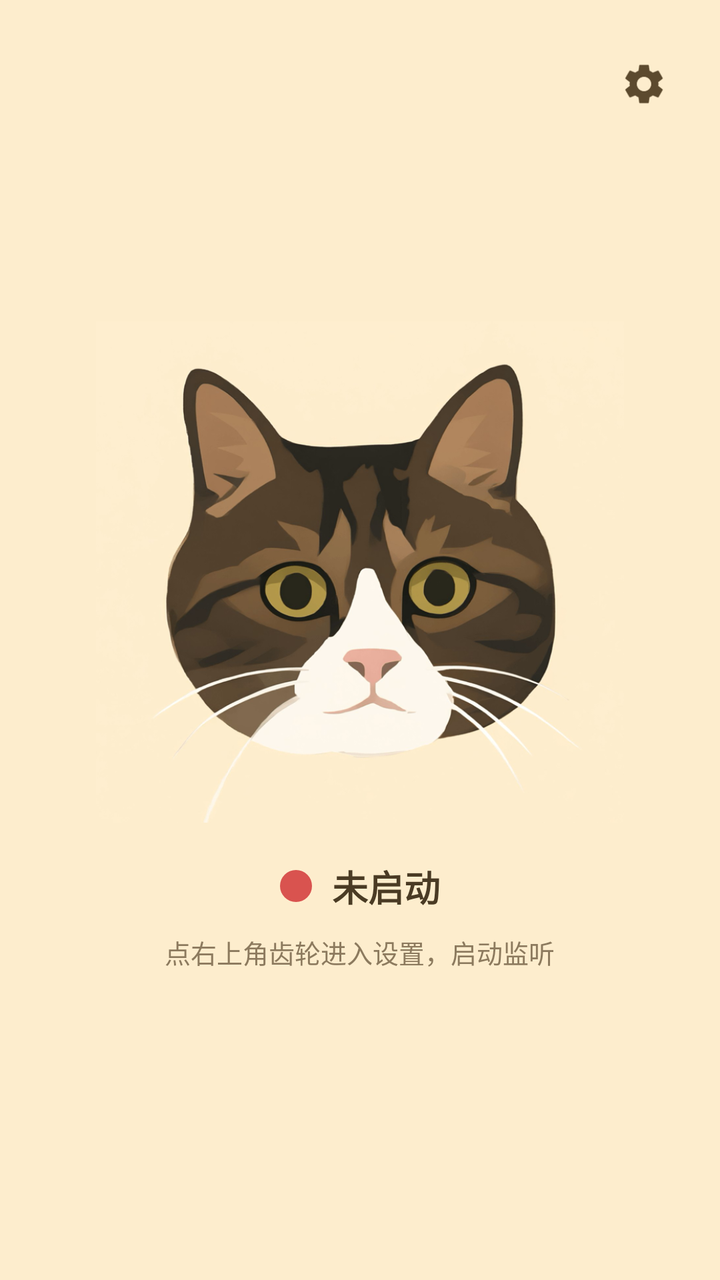
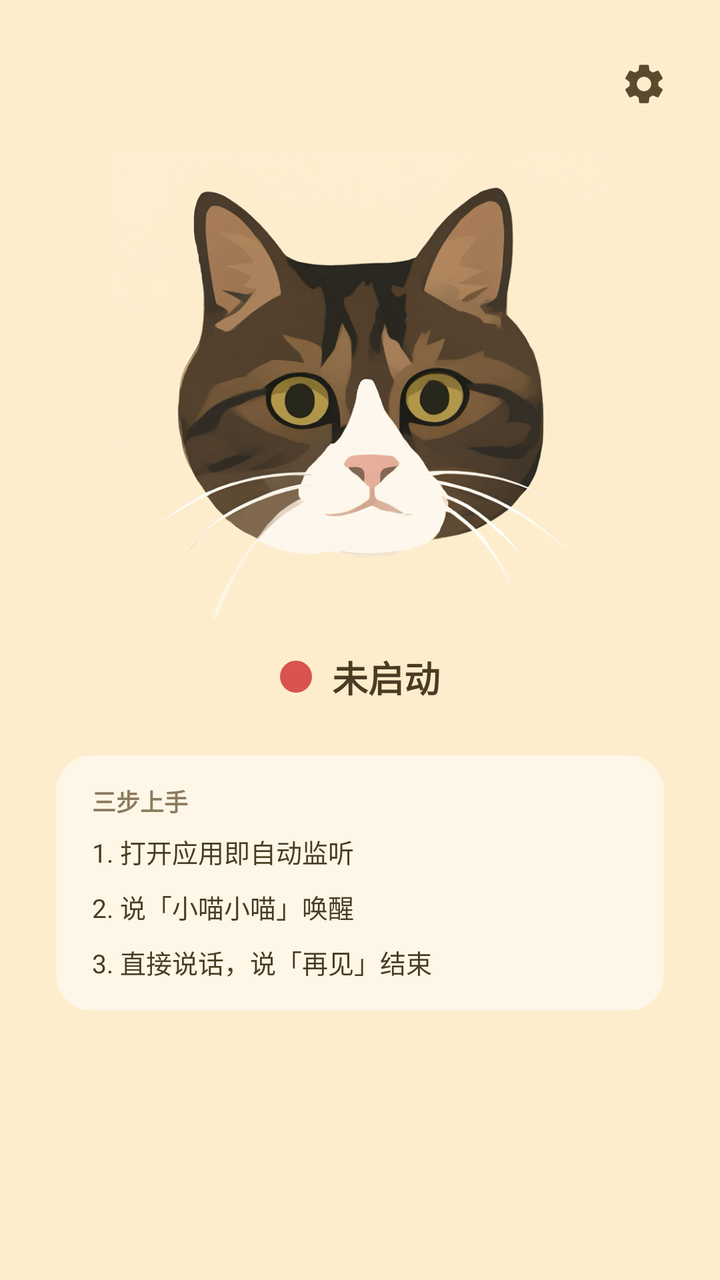

Two renders of the same Android screen: before a commit and after it. Below are the layout's source before the change and the commit's diff.
<!-- AndroidManifest.xml: application theme Theme.XiaomiaoVoice -->
<!-- res/layout/activity_main.xml -->
<?xml version="1.0" encoding="utf-8"?>
<FrameLayout xmlns:android="http://schemas.android.com/apk/res/android"
    android:layout_width="match_parent"
    android:layout_height="match_parent"
    android:background="@color/home_background">

    
    <LinearLayout
        android:layout_width="match_parent"
        android:layout_height="wrap_content"
        android:layout_gravity="center"
        android:gravity="center_horizontal"
        android:orientation="vertical"
        android:paddingStart="24dp"
        android:paddingEnd="24dp">

        <ImageView
            android:id="@+id/logoImage"
            android:layout_width="264dp"
            android:layout_height="264dp"
            android:contentDescription="@string/app_name"
            android:scaleType="fitCenter"
            android:src="@drawable/logo_cat" />

        
        <LinearLayout
            android:layout_width="wrap_content"
            android:layout_height="wrap_content"
            android:layout_marginTop="12dp"
            android:gravity="center_vertical"
            android:orientation="horizontal">

            <View
                android:id="@+id/statusDot"
                android:layout_width="16dp"
                android:layout_height="16dp"
                android:background="@drawable/status_dot" />

            <TextView
                android:id="@+id/statusLabel"
                android:layout_width="wrap_content"
                android:layout_height="wrap_content"
                android:layout_marginStart="10dp"
                android:text="@string/home_state_idle"
                android:textColor="@color/home_text_primary"
                android:textSize="18sp"
                android:textStyle="bold" />
        </LinearLayout>

        
        <TextView
            android:id="@+id/homeHint"
            android:layout_width="wrap_content"
            android:layout_height="wrap_content"
            android:layout_marginTop="10dp"
            android:text="@string/home_hint_idle"
            android:textColor="@color/home_text_secondary"
            android:textSize="13sp" />
    </LinearLayout>

    
    <ImageView
        android:id="@+id/settingsButton"
        android:layout_width="52dp"
        android:layout_height="52dp"
        android:layout_gravity="top|end"
        android:layout_marginTop="16dp"
        android:layout_marginEnd="12dp"
        android:background="?android:attr/selectableItemBackgroundBorderless"
        android:contentDescription="@string/title_settings"
        android:padding="14dp"
        android:src="@drawable/ic_settings" />
</FrameLayout>
<!-- resources referenced by this layout -->
<resources>
  <color name="home_background">#FDEDCD</color>
  <color name="home_text_primary">#4A3B24</color>
  <color name="home_text_secondary">#8C7A5E</color>
  <!-- drawable ic_settings (drawable) -->
  <?xml version="1.0" encoding="utf-8"?>
  <vector xmlns:android="http://schemas.android.com/apk/res/android"
      android:width="24dp"
      android:height="24dp"
      android:viewportWidth="24"
      android:viewportHeight="24">
      <path
          android:fillColor="#5C4A2E"
          android:pathData="M19.14,12.94c0.04,-0.3 0.06,-0.61 0.06,-0.94c0,-0.32 -0.02,-0.64 -0.07,-0.94l2.03,-1.58c0.18,-0.14 0.23,-0.41 0.12,-0.61l-1.92,-3.32c-0.12,-0.22 -0.37,-0.29 -0.59,-0.22l-2.39,0.96c-0.5,-0.38 -1.03,-0.7 -1.62,-0.94L14.4,2.81c-0.04,-0.24 -0.24,-0.41 -0.48,-0.41h-3.84c-0.24,0 -0.43,0.17 -0.47,0.41L9.25,5.35C8.66,5.59 8.12,5.92 7.63,6.29L5.24,5.33c-0.22,-0.08 -0.47,0 -0.59,0.22L2.74,8.87C2.62,9.08 2.66,9.34 2.86,9.48l2.03,1.58C4.84,11.36 4.8,11.69 4.8,12s0.02,0.64 0.07,0.94l-2.03,1.58c-0.18,0.14 -0.23,0.41 -0.12,0.61l1.92,3.32c0.12,0.22 0.37,0.29 0.59,0.22l2.39,-0.96c0.5,0.38 1.03,0.7 1.62,0.94l0.36,2.54c0.05,0.24 0.24,0.41 0.48,0.41h3.84c0.24,0 0.44,-0.17 0.47,-0.41l0.36,-2.54c0.59,-0.24 1.13,-0.56 1.62,-0.94l2.39,0.96c0.22,0.08 0.47,0 0.59,-0.22l1.92,-3.32c0.12,-0.22 0.07,-0.47 -0.12,-0.61L19.14,12.94zM12,15.6c-1.98,0 -3.6,-1.62 -3.6,-3.6s1.62,-3.6 3.6,-3.6s3.6,1.62 3.6,3.6S13.98,15.6 12,15.6z" />
  </vector>
  <!-- drawable logo_cat: png bitmap (drawable-nodpi, 265452 bytes) -->
  <!-- drawable status_dot (drawable) -->
  <?xml version="1.0" encoding="utf-8"?>
  <shape xmlns:android="http://schemas.android.com/apk/res/android"
      android:shape="oval">
      <solid android:color="#D9534F" />
      <size
          android:width="16dp"
          android:height="16dp" />
  </shape>
  <string name="app_name">小喵语音智能</string>
  <string name="home_hint_idle">点右上角齿轮进入设置，启动监听</string>
  <string name="home_state_idle">未启动</string>
  <string name="title_settings">设置</string>
  <style name="Theme.XiaomiaoVoice" parent="Theme.AppCompat.Light.NoActionBar">
          <item name="colorPrimary">#8C6D46</item>
          <item name="colorPrimaryDark">#FDEDCD</item>
          <item name="colorAccent">#8C6D46</item>
          <item name="android:windowBackground">#FFFDF8</item>
          <item name="android:textColorPrimary">#1F2329</item>
          <item name="android:statusBarColor">@color/home_background</item>
          <item name="android:windowLightStatusBar">true</item>
      </style>
</resources>

<!-- the commit's change to res/layout/activity_main.xml (unified diff, before → after) -->
@@ -4,20 +4,24 @@
     android:layout_height="match_parent"
     android:background="@color/home_background">
 
-    
     <LinearLayout
         android:layout_width="match_parent"
-        android:layout_height="wrap_content"
-        android:layout_gravity="center"
-        android:gravity="center_horizontal"
+        android:layout_height="match_parent"
         android:orientation="vertical"
-        android:paddingStart="24dp"
-        android:paddingEnd="24dp">
+        android:paddingStart="28dp"
+        android:paddingEnd="28dp">
+
+        
+        <Space
+            android:layout_width="match_parent"
+            android:layout_height="0dp"
+            android:layout_weight="1" />
 
         <ImageView
             android:id="@+id/logoImage"
-            android:layout_width="264dp"
-            android:layout_height="264dp"
+            android:layout_width="248dp"
+            android:layout_height="248dp"
+            android:layout_gravity="center_horizontal"
             android:contentDescription="@string/app_name"
             android:scaleType="fitCenter"
             android:src="@drawable/logo_cat" />
@@ -26,7 +30,8 @@
         <LinearLayout
             android:layout_width="wrap_content"
             android:layout_height="wrap_content"
-            android:layout_marginTop="12dp"
+            android:layout_gravity="center_horizontal"
+            android:layout_marginTop="10dp"
             android:gravity="center_vertical"
             android:orientation="horizontal">
 
@@ -48,14 +53,40 @@
         </LinearLayout>
 
         
-        <TextView
-            android:id="@+id/homeHint"
-            android:layout_width="wrap_content"
+        <LinearLayout
+            android:layout_width="match_parent"
             android:layout_height="wrap_content"
-            android:layout_marginTop="10dp"
-            android:text="@string/home_hint_idle"
-            android:textColor="@color/home_text_secondary"
-            android:textSize="13sp" />
+            android:layout_marginTop="26dp"
+            android:background="@drawable/bg_home_guide"
+            android:orientation="vertical"
+            android:paddingStart="18dp"
+            android:paddingTop="14dp"
+            android:paddingEnd="18dp"
+            android:paddingBottom="15dp">
+
+            <TextView
+                android:layout_width="wrap_content"
+                android:layout_height="wrap_content"
+                android:text="@string/home_guide_title"
+                android:textColor="@color/home_text_secondary"
+                android:textSize="12sp"
+                android:textStyle="bold" />
+
+            <TextView
+                android:layout_width="match_parent"
+                android:layout_height="wrap_content"
+                android:layout_marginTop="7dp"
+                android:lineSpacingExtra="9dp"
+                android:text="@string/home_guide_body"
+                android:textColor="@color/home_text_primary"
+                android:textSize="13sp" />
+        </LinearLayout>
+
+        
+        <Space
+            android:layout_width="match_parent"
+            android:layout_height="0dp"
+            android:layout_weight="2" />
     </LinearLayout>
 
     
<!-- resource entries referenced after the edit -->
@@ -3,6 +3,13 @@
   <color name="home_background">#FDEDCD</color>
   <color name="home_text_primary">#4A3B24</color>
   <color name="home_text_secondary">#8C7A5E</color>
+  <!-- drawable bg_home_guide (drawable) -->
+  <?xml version="1.0" encoding="utf-8"?>
+  <shape xmlns:android="http://schemas.android.com/apk/res/android"
+      android:shape="rectangle">
+      <solid android:color="#80FFFFFF" />
+      <corners android:radius="18dp" />
+  </shape>
   <!-- drawable ic_settings (drawable) -->
   <?xml version="1.0" encoding="utf-8"?>
   <vector xmlns:android="http://schemas.android.com/apk/res/android"
@@ -25,7 +32,8 @@
           android:height="16dp" />
   </shape>
   <string name="app_name">小喵语音智能</string>
-  <string name="home_hint_idle">点右上角齿轮进入设置，启动监听</string>
+  <string name="home_guide_body">1. 打开应用即自动监听\n2. 说「小喵小喵」唤醒\n3. 直接说话，说「再见」结束</string>
+  <string name="home_guide_title">三步上手</string>
   <string name="home_state_idle">未启动</string>
   <string name="title_settings">设置</string>
   <style name="Theme.XiaomiaoVoice" parent="Theme.AppCompat.Light.NoActionBar">
